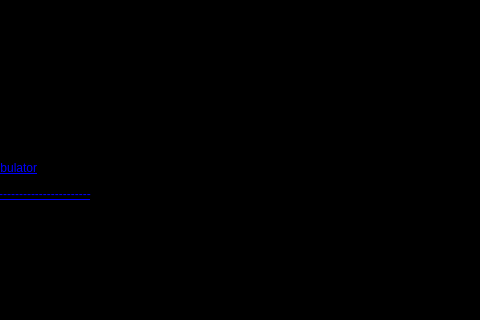
Above: AboutForm.ui from rmick/Combobulator before the change; both pictures show x 254 to 734 and y 0 to 320 of the 734 by 481 pixel window. Below: the same form after it.
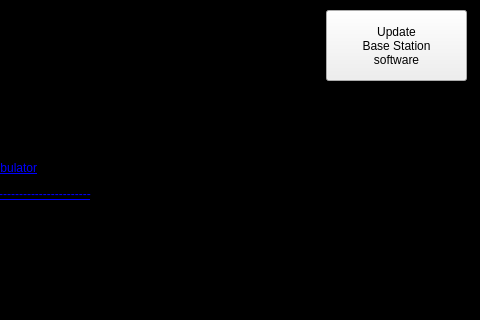
That is the form after the change.

```diff
--- a/AboutForm.ui
+++ b/AboutForm.ui
@@ -48,6 +48,21 @@
     <string>&lt;html&gt;&lt;head/&gt;&lt;body&gt;&lt;p&gt;Copyright 2017-2018          S Richie Mickan&lt;/p&gt;&lt;p&gt;&lt;br/&gt;Created in Qt 5.10&lt;/p&gt;&lt;p&gt;&lt;br/&gt;Visit &lt;a href=&quot;http://www.bushandbeyond.com.au/combobulator.html&quot;&gt;&lt;span style=&quot; text-decoration: underline; color:#0000ff;&quot;&gt;www.bushandbeyond.com.au/Combobulator&lt;/span&gt;&lt;/a&gt; to purchase the WiFi hardware interface.&lt;/p&gt;&lt;p&gt;&lt;a href=&quot;https://www.gnu.org/licenses/lgpl.txt&quot;&gt;&lt;span style=&quot; text-decoration: underline; color:#0000ff;&quot;&gt;-------------------------------------------------------------------------------&lt;/span&gt;&lt;/a&gt;&lt;/p&gt;&lt;p&gt;Thanks to A. Faucher and R. McArdyle for their work in reverse engineering the LTTO IR codes.&lt;br/&gt;Visit wiki.lazerswarm.com for all the info.&lt;/p&gt;&lt;p&gt;Special thanks to Bryan Steele for extensive beta testing and bug finding,&lt;br/&gt;Andrew Dene for the Logo, and Ben Rutherford for the hardware PCB layout.&lt;/p&gt;&lt;p&gt;This software is licensed under &lt;a href=&quot;https://www.gnu.org/licenses/lgpl.txt&quot;&gt;&lt;span style=&quot; text-decoration: underline; color:#0000ff;&quot;&gt;LGPL v3.0&lt;/span&gt;&lt;/a&gt;&lt;/p&gt;&lt;p&gt;&lt;a href=&quot;https://www.gnu.org/licenses/lgpl.txt&quot;&gt;&lt;span style=&quot; text-decoration: underline; color:#0000ff;&quot;&gt;-------------------------------------------------------------------------------&lt;/span&gt;&lt;/a&gt;&lt;/p&gt;&lt;p&gt;richie@bushandbeyond.com.au&lt;/p&gt;&lt;p&gt;www.github.com/rmick&lt;br/&gt;&lt;/p&gt;&lt;/body&gt;&lt;/html&gt;</string>
    </property>
   </widget>
+  <widget class="QPushButton" name="btn_UpdateFirmware">
+   <property name="geometry">
+    <rect>
+     <x>580</x>
+     <y>10</y>
+     <width>141</width>
+     <height>71</height>
+    </rect>
+   </property>
+   <property name="text">
+    <string>Update
+Base Station
+software</string>
+   </property>
+  </widget>
  </widget>
  <resources/>
  <connections/>
```
